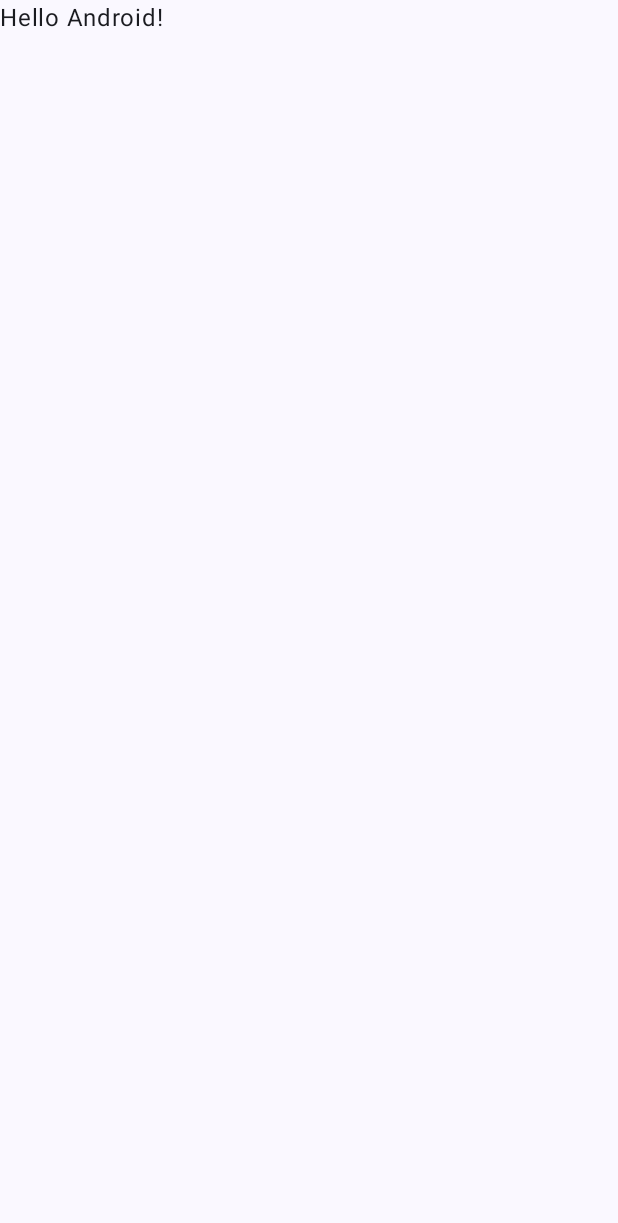
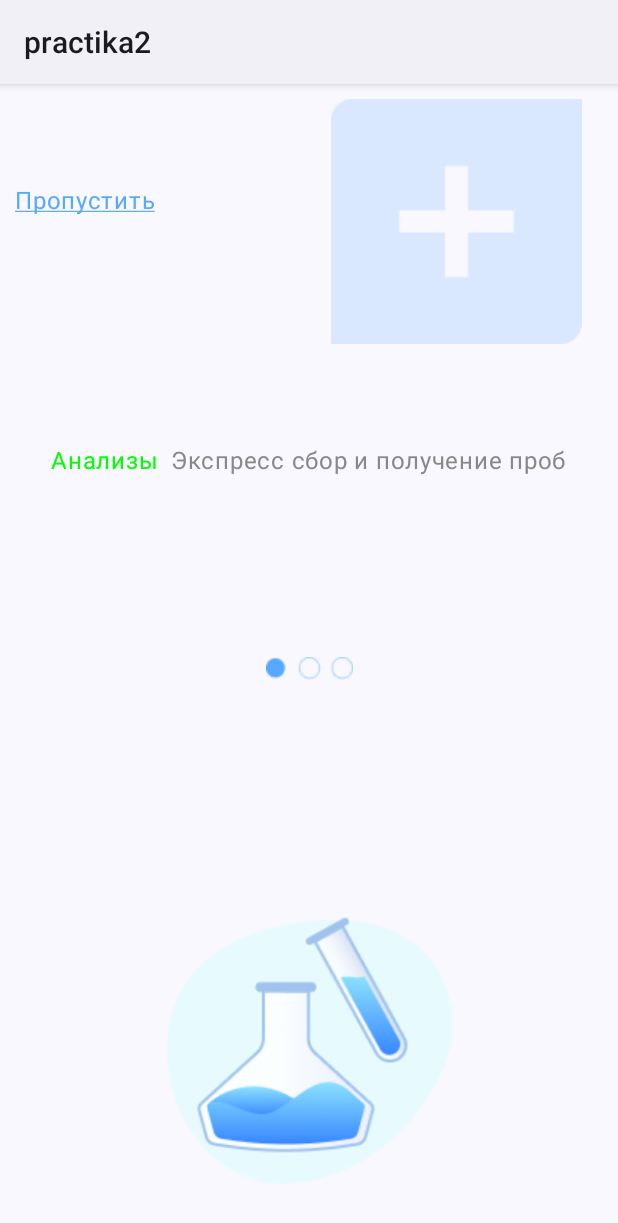
Before and after one commit to AntonKoshelev2005/PracticaMobile, an Android app built with Jetpack Compose: the screen it shows after launch (MainActivity), on a phone screen of 412 x 824 dp. Before the commit the part shown is almost empty. Shown: the top 1223 px of the screen. Run offline under Robolectric (Android 15) with nearby library versions, the phone set to English and light mode, and no system bars.

Commit message:
first day

```diff
--- a/app/build.gradle.kts
+++ b/app/build.gradle.kts
@@ -6,7 +6,7 @@ plugins {
 
 android {
     namespace = "com.example.practika2"
-    compileSdk = 34
+    compileSdk = 35
 
     defaultConfig {
         applicationId = "com.example.practika2"
@@ -49,6 +49,7 @@ dependencies {
     implementation(libs.androidx.ui.graphics)
     implementation(libs.androidx.ui.tooling.preview)
     implementation(libs.androidx.material3)
+    implementation(libs.androidx.core.splashscreen)
     testImplementation(libs.junit)
     androidTestImplementation(libs.androidx.junit)
     androidTestImplementation(libs.androidx.espresso.core)
--- a/app/src/main/AndroidManifest.xml
+++ b/app/src/main/AndroidManifest.xml
@@ -6,17 +6,17 @@
         android:allowBackup="true"
         android:dataExtractionRules="@xml/data_extraction_rules"
         android:fullBackupContent="@xml/backup_rules"
-        android:icon="@mipmap/ic_launcher"
+        android:icon="@drawable/plusbox"
         android:label="@string/app_name"
-        android:roundIcon="@mipmap/ic_launcher_round"
+        android:roundIcon="@drawable/plusicon"
         android:supportsRtl="true"
-        android:theme="@style/Theme.Practika2"
+        android:theme="@style/Theme.App.Starting"
         tools:targetApi="31">
         <activity
             android:name=".MainActivity"
             android:exported="true"
             android:label="@string/app_name"
-            android:theme="@style/Theme.Practika2">
+            android:theme="@style/Theme.App.Starting">
             <intent-filter>
                 <action android:name="android.intent.action.MAIN" />
 
--- a/app/src/main/java/com/example/practika2/MainActivity.kt
+++ b/app/src/main/java/com/example/practika2/MainActivity.kt
@@ -4,18 +4,40 @@ import android.os.Bundle
 import androidx.activity.ComponentActivity
 import androidx.activity.compose.setContent
 import androidx.activity.enableEdgeToEdge
+import androidx.compose.foundation.Image
+import androidx.compose.foundation.layout.Column
+import androidx.compose.foundation.layout.Row
 import androidx.compose.foundation.layout.fillMaxSize
+import androidx.compose.foundation.layout.height
 import androidx.compose.foundation.layout.padding
+import androidx.compose.foundation.layout.size
+import androidx.compose.foundation.layout.width
 import androidx.compose.material3.Scaffold
 import androidx.compose.material3.Text
 import androidx.compose.runtime.Composable
+import androidx.compose.ui.Alignment
 import androidx.compose.ui.Modifier
+import androidx.compose.ui.graphics.Color
+import androidx.compose.ui.res.painterResource
+import androidx.compose.ui.text.style.TextDecoration
 import androidx.compose.ui.tooling.preview.Preview
+import androidx.compose.ui.unit.dp
+import androidx.core.splashscreen.SplashScreen.Companion.installSplashScreen
+import androidx.lifecycle.lifecycleScope
 import com.example.practika2.ui.theme.Practika2Theme
+import kotlinx.coroutines.delay
+import kotlinx.coroutines.launch
 
-class MainActivity : ComponentActivity() {
+open class MainActivity : ComponentActivity() {
     override fun onCreate(savedInstanceState: Bundle?) {
+        val splashscreen = installSplashScreen()
+        var keepSplashScreen = true
         super.onCreate(savedInstanceState)
+        splashscreen.setKeepOnScreenCondition { keepSplashScreen }
+        lifecycleScope.launch {
+            delay(5000)
+            keepSplashScreen = false
+        }
         enableEdgeToEdge()
         setContent {
             Practika2Theme {
@@ -24,7 +46,9 @@ class MainActivity : ComponentActivity() {
                         name = "Android",
                         modifier = Modifier.padding(innerPadding)
                     )
+
                 }
+
             }
         }
     }
@@ -32,10 +56,46 @@ class MainActivity : ComponentActivity() {
 
 @Composable
 fun Greeting(name: String, modifier: Modifier = Modifier) {
-    Text(
-        text = "Hello $name!",
-        modifier = modifier
-    )
+    Column {
+        Row(modifier = modifier.padding(10.dp)) {
+            Text(
+                text = "Пропустить",
+                modifier = modifier.weight(1f),
+                color = Color(0xFF57A9FF),
+                textDecoration = TextDecoration.Underline
+            )
+            Image(
+                painterResource(R.drawable.shape),
+                contentDescription = "",
+                modifier = Modifier.weight(1f)
+                    .width(167.dp)
+                    .height(163.dp)
+            )
+        }
+
+        Row(modifier = modifier.align(Alignment.CenterHorizontally)) {
+            Text(
+                text = "Анализы",
+                color = Color.Green
+            )
+            Text(
+                text = "Экспресс сбор и получение проб",
+                color = Color.Gray,
+                modifier = Modifier.padding(start = 8.dp) // Добавляем немного отступа между текстами
+            )
+        }
+
+        Image(
+            painterResource(R.drawable.group1),
+            contentDescription = "",
+            modifier = Modifier.weight(1f).align(Alignment.CenterHorizontally).size(58.dp, 14.dp)
+        )
+        Image(
+            painterResource(R.drawable.illustration),
+            contentDescription = "",
+            modifier = Modifier.weight(1f).align(Alignment.CenterHorizontally).size(200.dp)
+        )
+    }
 }
 
 @Preview(showBackground = true)
--- a/app/src/main/res/values/themes.xml
+++ b/app/src/main/res/values/themes.xml
@@ -1,5 +1,8 @@
 <?xml version="1.0" encoding="utf-8"?>
 <resources>
 
-    <style name="Theme.Practika2" parent="android:Theme.Material.Light.NoActionBar" />
+    <style name="Theme.App.Starting" parent="Theme.SplashScreen">
+        <item name="android:windowBackground">@drawable/__1_</item>
+        <item name="windowSplashScreenAnimationDuration">200</item>
+    </style>
 </resources>
--- a/gradle/libs.versions.toml
+++ b/gradle/libs.versions.toml
@@ -8,6 +8,7 @@ espressoCore = "3.6.1"
 lifecycleRuntimeKtx = "2.6.1"
 activityCompose = "1.9.3"
 composeBom = "2024.04.01"
+coreSplashscreen = "1.0.1"
 
 [libraries]
 androidx-core-ktx = { group = "androidx.core", name = "core-ktx", version.ref = "coreKtx" }
@@ -24,6 +25,7 @@ androidx-ui-tooling-preview = { group = "androidx.compose.ui", name = "ui-toolin
 androidx-ui-test-manifest = { group = "androidx.compose.ui", name = "ui-test-manifest" }
 androidx-ui-test-junit4 = { group = "androidx.compose.ui", name = "ui-test-junit4" }
 androidx-material3 = { group = "androidx.compose.material3", name = "material3" }
+androidx-core-splashscreen = { group = "androidx.core", name = "core-splashscreen", version.ref = "coreSplashscreen" }
 
 [plugins]
 android-application = { id = "com.android.application", version.ref = "agp" }
```
Also changed, not shown: app/src/main/res/drawable/_30_1.png (added), app/src/main/res/drawable/__1_.png (added), app/src/main/res/drawable/__2022_09_17__19_21_1.png (added), app/src/main/res/drawable/group1.png (added), app/src/main/res/drawable/group2.png (added), app/src/main/res/drawable/group3.png (added), app/src/main/res/drawable/illustration.png (added), app/src/main/res/drawable/plusbox.png (added), app/src/main/res/drawable/plusicon.png (added), app/src/main/res/drawable/shape.png (added).
